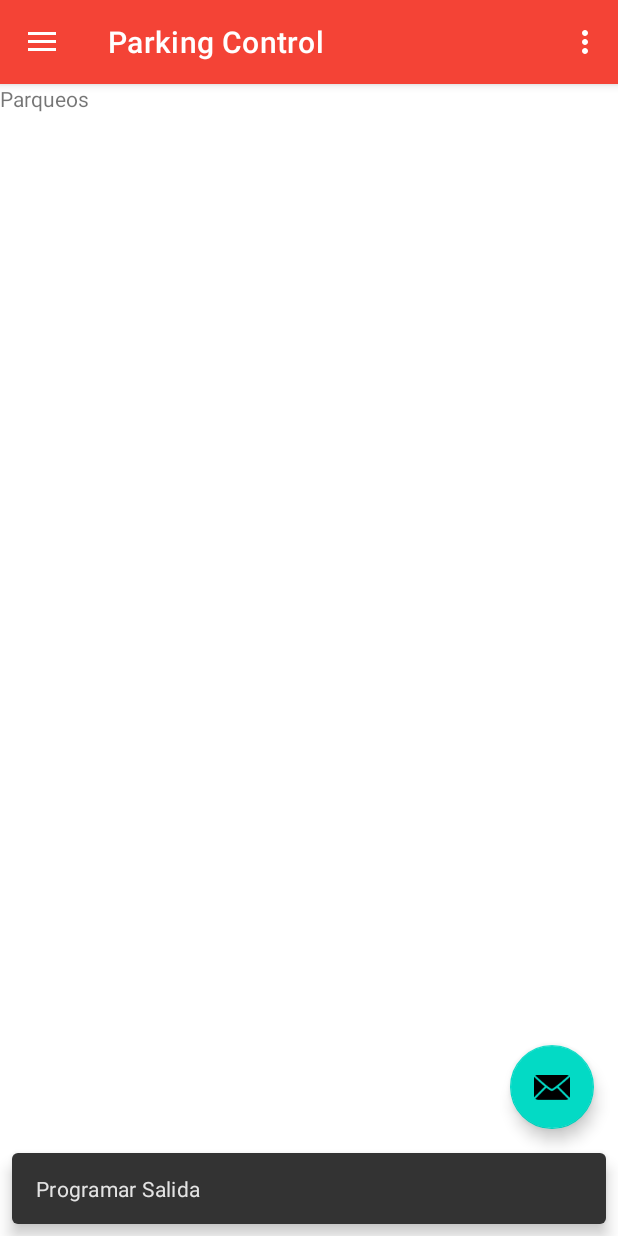
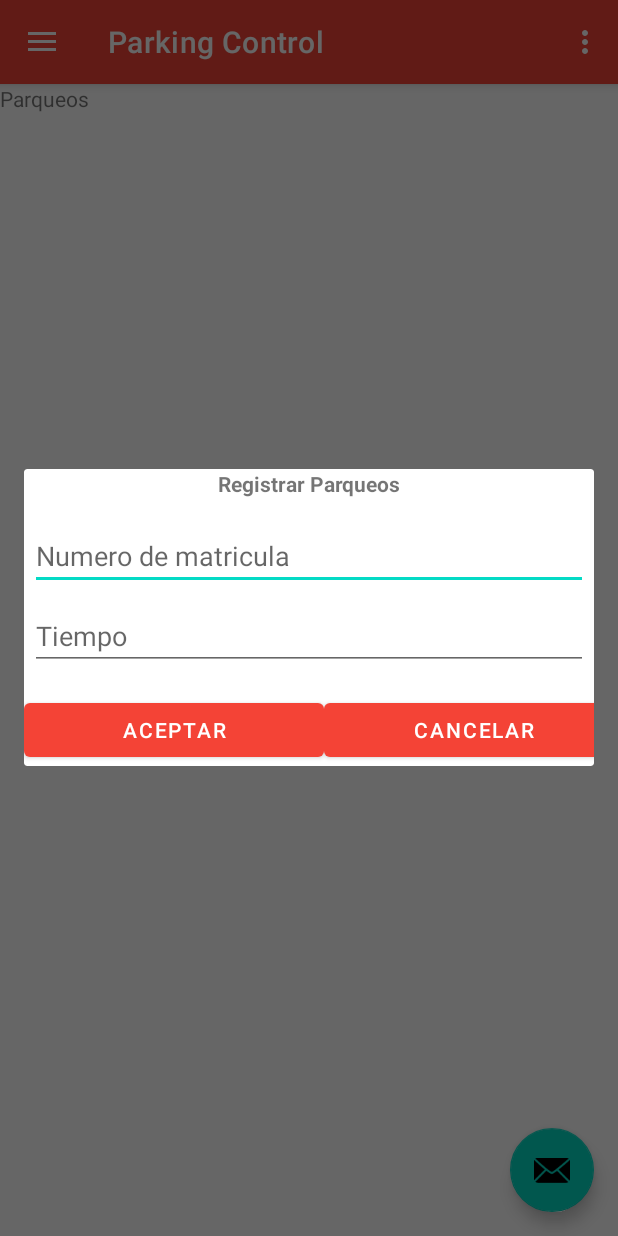
Before and after one commit to gustavopavichevich/TP3_Grupo6, an Android app: the Principal screen opened directly, with no data from a screen before it, after a tap on an icon or button, on a phone screen of 412 x 824 dp. Run offline under Robolectric (Android 15) with nearby library versions, the phone set to English and light mode, and no system bars; our stand-ins replace navigation-ui.

Commit message:
parqueos

```diff
--- /dev/null
+++ b/app/src/main/java/ar/com/parkingcontrol/EditNameDialogFragment.java
@@ -0,0 +1,52 @@
+package ar.com.parkingcontrol;
+
+import android.os.Bundle;
+import android.view.LayoutInflater;
+import android.view.View;
+import android.view.ViewGroup;
+import android.view.WindowManager;
+import android.widget.EditText;
+
+import androidx.annotation.Nullable;
+import androidx.fragment.app.DialogFragment;
+
+public class EditNameDialogFragment extends DialogFragment {
+
+    private EditText mEditText;
+
+    public EditNameDialogFragment() {
+        // Empty constructor is required for DialogFragment
+        // Make sure not to add arguments to the constructor
+        // Use `newInstance` instead as shown below
+    }
+
+    public static EditNameDialogFragment newInstance(String title) {
+        EditNameDialogFragment frag = new EditNameDialogFragment();
+        Bundle args = new Bundle();
+        args.putString("title", title);
+        frag.setArguments(args);
+        return frag;
+    }
+
+
+    @Override
+    public View onCreateView(LayoutInflater inflater, ViewGroup container,
+                             Bundle savedInstanceState) {
+        return inflater.inflate(R.layout.dialog_design, container);
+    }
+
+    @Override
+    public void onViewCreated(View view, @Nullable Bundle savedInstanceState) {
+        super.onViewCreated(view, savedInstanceState);
+        // Get field from view
+        mEditText = (EditText) view.findViewById(R.id.txtNumeroMatricula);
+        // Fetch arguments from bundle and set title
+        String title = "Registrar Parqueos";
+//                getArguments().getString("title", "Enter Name");
+        getDialog().setTitle(title);
+        // Show soft keyboard automatically and request focus to field
+        mEditText.requestFocus();
+        getDialog().getWindow().setSoftInputMode(
+                WindowManager.LayoutParams.SOFT_INPUT_STATE_VISIBLE);
+    }
+}
--- a/app/src/main/java/ar/com/parkingcontrol/Principal.java
+++ b/app/src/main/java/ar/com/parkingcontrol/Principal.java
@@ -3,10 +3,13 @@ package ar.com.parkingcontrol;
 import android.os.Bundle;
 import android.view.View;
 import android.view.Menu;
+import android.widget.ImageView;
+import android.widget.TextView;
 
 import com.google.android.material.snackbar.Snackbar;
 import com.google.android.material.navigation.NavigationView;
 
+import androidx.fragment.app.FragmentManager;
 import androidx.navigation.NavController;
 import androidx.navigation.Navigation;
 import androidx.navigation.ui.AppBarConfiguration;
@@ -32,12 +35,20 @@ public class Principal extends AppCompatActivity {
         binding.appBarPrincipal.fab.setOnClickListener(new View.OnClickListener() {
             @Override
             public void onClick(View view) {
-                Snackbar.make(view, "Programar Salida", Snackbar.LENGTH_LONG)
-                        .setAction("Action", null).show();
+//                Snackbar.make(view, "Programar Salida", Snackbar.LENGTH_LONG)
+//                        .setAction("Action", null).show();
+                showEditDialog();
             }
         });
         DrawerLayout drawer = binding.drawerLayout;
         NavigationView navigationView = binding.navView;
+//        View headerView = navigationView.getHeaderView(0);
+////        ImageView drawerImage = (ImageView) headerView.findViewById(R.id.);
+//        TextView drawerUsername = (TextView) headerView.findViewById(R.id.txtUsuario);
+//        TextView drawerAccount = (TextView) headerView.findViewById(R.id.txtUsuario);
+////        drawerImage.setImageDrawable(R.drawable.ic_user);
+//        drawerUsername.setText("Juan pelotas");
+//        drawerAccount.setText("mail@parking.com");
         // Passing each menu ID as a set of Ids because each
         // menu should be considered as top level destinations.
         mAppBarConfiguration = new AppBarConfiguration.Builder(
@@ -48,7 +59,11 @@ public class Principal extends AppCompatActivity {
         NavigationUI.setupActionBarWithNavController(this, navController, mAppBarConfiguration);
         NavigationUI.setupWithNavController(navigationView, navController);
     }
-
+    private void showEditDialog() {
+        FragmentManager fm = getSupportFragmentManager();
+        EditNameDialogFragment editNameDialogFragment = EditNameDialogFragment.newInstance("Some Title");
+        editNameDialogFragment.show(fm, "dialog_design");
+    }
     @Override
     public boolean onCreateOptionsMenu(Menu menu) {
         // Inflate the menu; this adds items to the action bar if it is present.
--- a/app/src/main/res/layout/dialog_design.xml
+++ b/app/src/main/res/layout/dialog_design.xml
@@ -1,8 +1,15 @@
 <?xml version="1.0" encoding="utf-8"?>
 <LinearLayout xmlns:android="http://schemas.android.com/apk/res/android"
     android:orientation="vertical"
-    android:layout_width="wrap_content"
+    android:layout_width="match_parent"
     android:layout_height="wrap_content">
+
+    <TextView
+        android:layout_width="match_parent"
+        android:layout_height="wrap_content"
+        android:text="Registrar Parqueos"
+        android:textAlignment="center"
+        android:textStyle="bold" />
 
     <EditText
         android:id="@+id/txtNumeroMatricula"
@@ -12,7 +19,7 @@
         android:layout_marginTop="16dp"
         android:layout_marginRight="4dp"
         android:layout_marginBottom="4dp"
-        android:hint="Numero de matricula"/>
+        android:hint="Numero de matricula" />
 
     <EditText
         android:id="@+id/txtTiempo"
@@ -23,5 +30,24 @@
         android:layout_marginRight="4dp"
         android:layout_marginBottom="16dp"
         android:fontFamily="sans-serif"
-        android:hint="Tiempo"/>
+        android:hint="Tiempo" />
+
+    <LinearLayout xmlns:android="http://schemas.android.com/apk/res/android"
+        android:orientation="horizontal"
+        android:layout_width="match_parent"
+        android:layout_height="wrap_content">
+
+        <Button
+            android:id="@+id/btnAceptarParqueo"
+            android:layout_width="200dp"
+            android:layout_height="wrap_content"
+            android:text="Aceptar" />
+
+        <Button
+            android:onClick="OnClicBtnCancelarDialog"
+            android:id="@+id/btnCancelarParqueo"
+            android:layout_width="200dp"
+            android:layout_height="wrap_content"
+            android:text="Cancelar" />
+    </LinearLayout>
 </LinearLayout>
```
Also changed, not shown: app/src/main/java/ar/com/parkingcontrol/MainActivity.java (+50 -14 lines).
